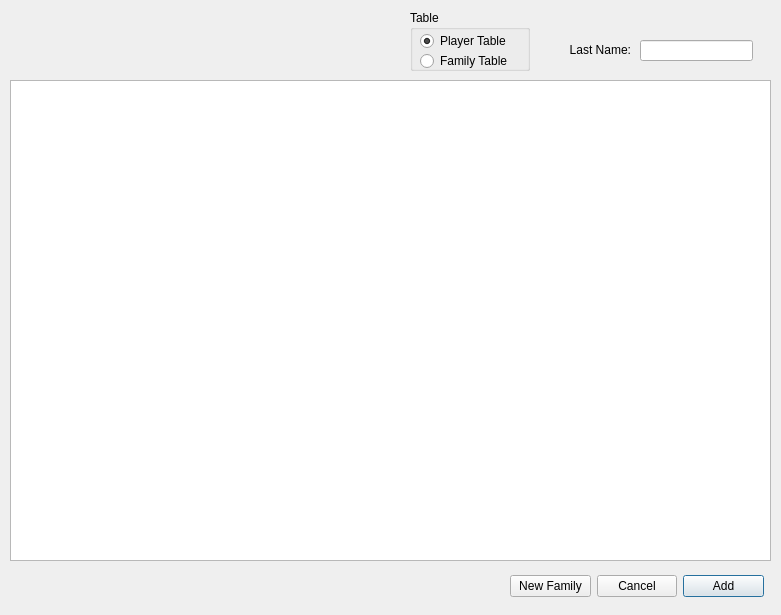
This is familysearchdiag.ui in stefanmarjanovic/Comp as Qt 5 draws it before an edit. The edited form follows.
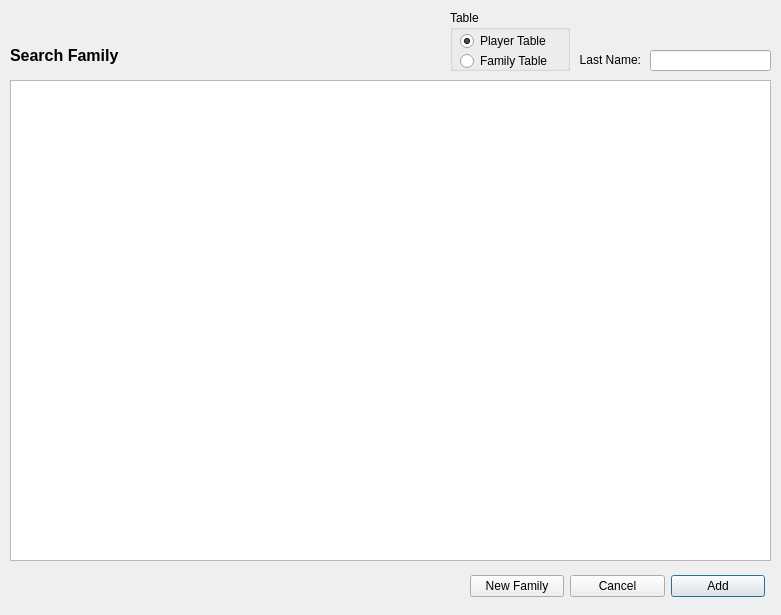
This is the edited form.

Commit message:
Add Labels and Competition interface
Add titles on dialogue boxes
Add Competition interface

```diff
--- a/familysearchdiag.ui
+++ b/familysearchdiag.ui
@@ -26,9 +26,9 @@
   <widget class="QLineEdit" name="lname">
    <property name="geometry">
     <rect>
-     <x>640</x>
-     <y>40</y>
-     <width>113</width>
+     <x>650</x>
+     <y>50</y>
+     <width>121</width>
      <height>21</height>
     </rect>
    </property>
@@ -36,8 +36,8 @@
   <widget class="QLabel" name="searchLabel">
    <property name="geometry">
     <rect>
-     <x>540</x>
-     <y>40</y>
+     <x>550</x>
+     <y>50</y>
      <width>91</width>
      <height>20</height>
     </rect>
@@ -55,9 +55,9 @@
   <widget class="QWidget" name="layoutWidget">
    <property name="geometry">
     <rect>
-     <x>510</x>
+     <x>470</x>
      <y>570</y>
-     <width>254</width>
+     <width>295</width>
      <height>32</height>
     </rect>
    </property>
@@ -91,7 +91,7 @@
   <widget class="QGroupBox" name="tableGroupBox">
    <property name="geometry">
     <rect>
-     <x>410</x>
+     <x>450</x>
      <y>10</y>
      <width>120</width>
      <height>61</height>
@@ -130,6 +130,26 @@
     </property>
    </widget>
   </widget>
+  <widget class="QLabel" name="label">
+   <property name="geometry">
+    <rect>
+     <x>10</x>
+     <y>40</y>
+     <width>161</width>
+     <height>31</height>
+    </rect>
+   </property>
+   <property name="font">
+    <font>
+     <pointsize>12</pointsize>
+     <weight>75</weight>
+     <bold>true</bold>
+    </font>
+   </property>
+   <property name="text">
+    <string>Search Family</string>
+   </property>
+  </widget>
  </widget>
  <tabstops>
   <tabstop>playerTableRadio</tabstop>
```
The commit also changes 15 other files.
